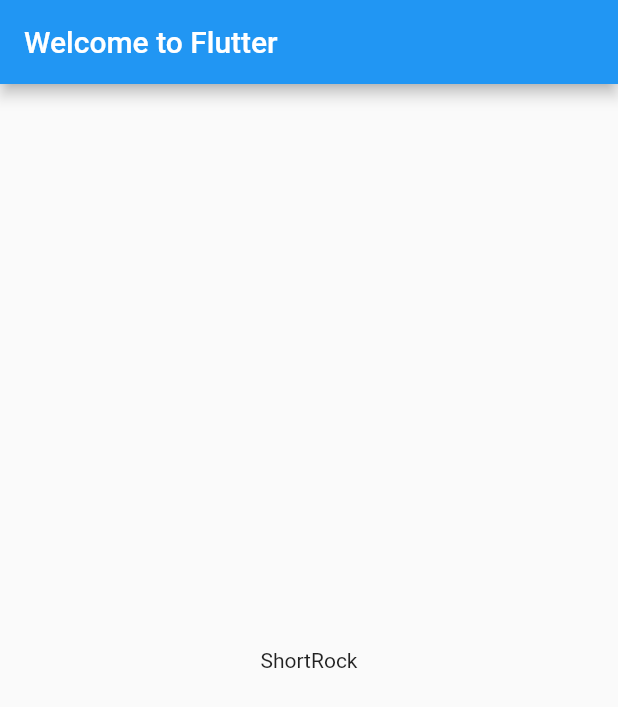
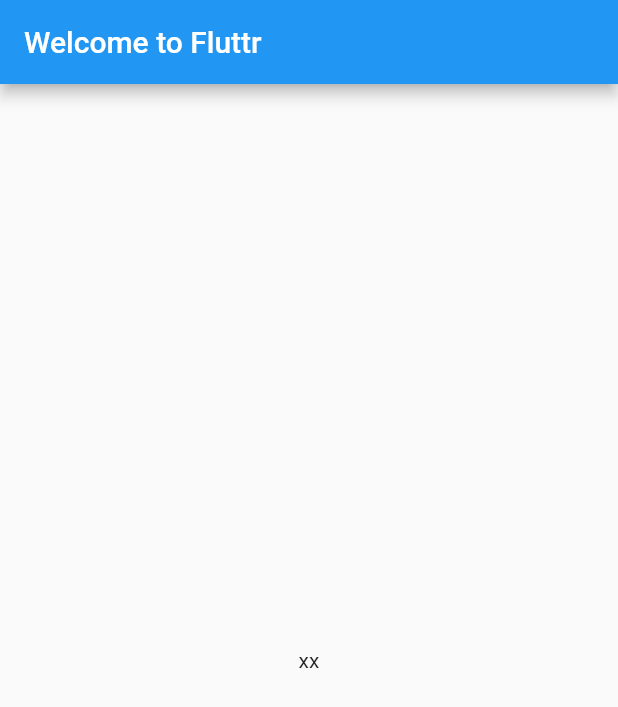
Before and after one commit to kyorohiro/hello_flutter_02, a Flutter app: the screen it shows after launch, on a phone screen of 412 x 824 dp. Shown: the top 707 px of the screen. Run offline on Flutter 3.47's test engine with Material 2 defaults, Android fonts, the phone set to English and light mode, and no system bars.

Commit message:
basic scaffold

```diff
--- a/lib/main.dart
+++ b/lib/main.dart
@@ -1,5 +1,4 @@
 import 'package:flutter/material.dart' as fl;
-import 'package:english_words/english_words.dart' as en;
 
 void main() {
   fl.runApp(MyApp());
@@ -7,17 +6,26 @@ void main() {
 
 class MyApp extends fl.StatelessWidget {
   fl.Widget build(fl.BuildContext context) {
-    final wordPair = en.WordPair.random();
-    fl.MaterialApp app =
-      new fl.MaterialApp(
+    return new fl.MaterialApp(
         title: "Welcome to Fluttr",
-        home: fl.Scaffold (
-            appBar: fl.AppBar(
-                title: fl.Text("Welcome to Flutter")),
-            body: fl.Center(
-                child:fl.Text(wordPair.asPascalCase))
-        )
-      );
-    return app;
+        home: MyHomePage("Welcome to Fluttr"));
   }
 }
+
+class MyHomePage extends fl.StatefulWidget {
+  final String title;
+  MyHomePage(this.title);
+  @override
+  fl.State<fl.StatefulWidget> createState() {
+    return new MyHomePageState();
+  }
+}
+
+class MyHomePageState extends fl.State<MyHomePage> {
+  fl.Widget build(fl.BuildContext context) {
+    return fl.Scaffold(
+      appBar: fl.AppBar(title: fl.Text(widget.title),),
+      body: fl.Center(child: fl.Text("xx"),),
+    );
+  }
+}
```
